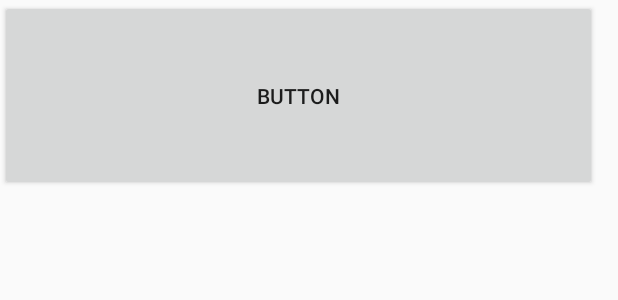
After one commit to wang869755676/TestOldPerson, an Android app: the layout activity_wxapi.xml on its own in the app's theme, with its tools: preview values and no code run, on a phone screen of 412 x 824 dp. The commit adds this screen. Shown: the top 300 px of the screen. Run offline under Robolectric (Android 15) with nearby library versions, the phone set to English and light mode, and no system bars.

Commit message:
微信测试

```diff
--- a/app/src/main/java/com/jin/testoldperson/recyclerviewt/RecyclerViewActivity.java
+++ b/app/src/main/java/com/jin/testoldperson/recyclerviewt/RecyclerViewActivity.java
@@ -12,6 +12,7 @@ import android.view.ViewGroup;
 import android.widget.TextView;
 
 import com.jin.testoldperson.R;
+import com.jin.testoldperson.app.CheckApkExist;
 
 import java.util.ArrayList;
 import java.util.List;
@@ -24,6 +25,7 @@ public class RecyclerViewActivity extends AppCompatActivity {
     @Override
     protected void onCreate(Bundle savedInstanceState) {
         super.onCreate(savedInstanceState);
+        CheckApkExist.getAllPagcke(getApplicationContext());
         setContentView(R.layout.activity_recycler_view);
         rv = (RecyclerView) findViewById(R.id.rv);
         datas = new ArrayList<>();
--- /dev/null
+++ b/app/src/main/res/layout/activity_wxapi.xml
@@ -0,0 +1,17 @@
+<?xml version="1.0" encoding="utf-8"?>
+<android.support.constraint.ConstraintLayout xmlns:android="http://schemas.android.com/apk/res/android"
+    xmlns:app="http://schemas.android.com/apk/res-auto"
+    xmlns:tools="http://schemas.android.com/tools"
+    android:layout_width="match_parent"
+    android:layout_height="match_parent"
+    tools:context="com.jin.testoldperson.app.WxapiActivity">
+
+    <Button
+        android:id="@+id/分享到微信"
+        android:layout_width="398dp"
+        android:layout_height="127dp"
+        android:onClick="share"
+        android:text="Button"
+        tools:layout_editor_absoluteX="-2dp"
+        tools:layout_editor_absoluteY="-7dp" />
+</android.support.constraint.ConstraintLayout>
```
Also changed, not shown: app/src/main/AndroidManifest.xml (+41 -9 lines), app/src/main/java/com/jin/testoldperson/app/CheckApkExist.java (added, +40 -0 lines), app/src/main/java/com/jin/testoldperson/app/Constants.java (added, +11 -0 lines), app/src/main/java/com/jin/testoldperson/app/MyInstalledReceiver.java (added, +31 -0 lines), app/src/main/java/com/jin/testoldperson/video/VPApplication.java (+7 -0 lines).
